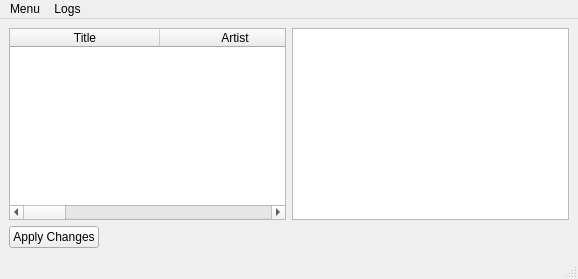
First picture: the form in app/src/mainwindow.ui, repository MansTomb/utag, before the edit.
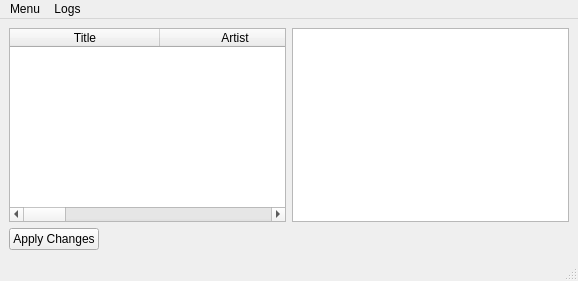
Second picture: the form after the edit. Custom widgets are drawn as their Qt base class.

```diff
--- a/app/src/mainwindow.ui
+++ b/app/src/mainwindow.ui
@@ -7,7 +7,7 @@
     <x>0</x>
     <y>0</y>
     <width>578</width>
-    <height>264</height>
+    <height>281</height>
    </rect>
   </property>
   <property name="windowTitle">
```
Left out of the diff: 18 changed lines with no effect on the pictures.
